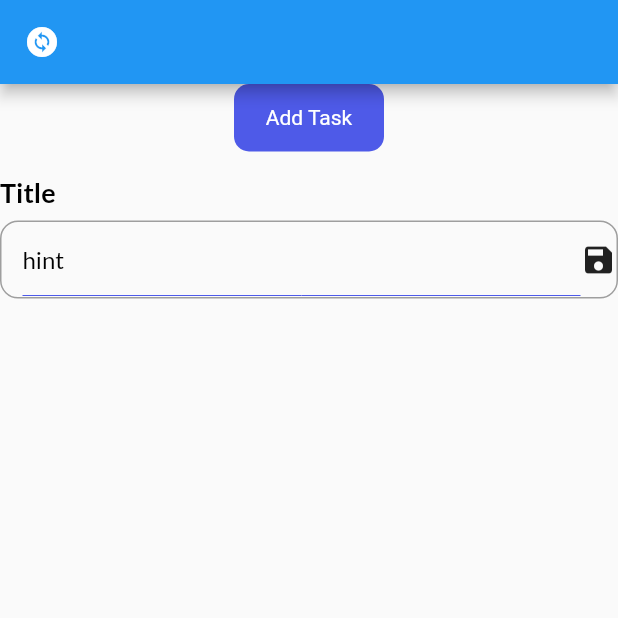
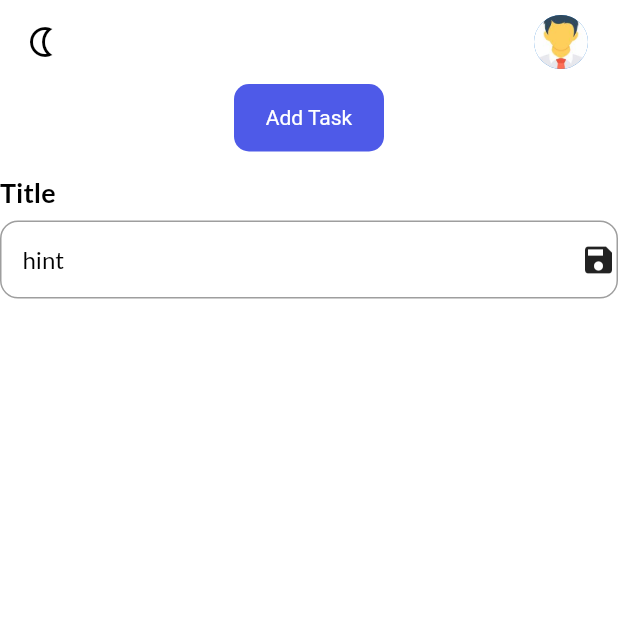
Before and after one commit to AbdArrahmanD/todo, a Flutter app: the HomePage screen opened directly, on a phone screen of 412 x 824 dp, the top half of it. Run offline on Flutter 3.47's test engine with Material 2 defaults, Android fonts, the phone set to English and light mode, and no system bars; our stand-ins replace get, get_storage, google_fonts; accounts and stored records are empty.

Commit message:
designing AppBar

```diff
--- a/lib/main.dart
+++ b/lib/main.dart
@@ -1,8 +1,8 @@
 import 'package:flutter/material.dart';
 import 'package:get/get.dart';
+import 'package:todo/views/pages/home_page.dart';
 
 import 'services/theme_services.dart';
-import 'views/pages/add_task_page.dart';
 import 'views/theme.dart';
 
 void main() {
@@ -20,6 +20,6 @@ class MyApp extends StatelessWidget {
         themeMode: ThemeServices().theme,
         title: 'ToDo',
         debugShowCheckedModeBanner: false,
-        home: const AddTaskPage());
+        home: const HomePage());
   }
 }
--- a/lib/views/pages/home_page.dart
+++ b/lib/views/pages/home_page.dart
@@ -1,11 +1,11 @@
 import 'package:flutter/material.dart';
 import 'package:get/get.dart';
+import 'package:todo/services/theme_services.dart';
+import 'package:todo/views/pages/add_task_page.dart';
+import 'package:todo/views/theme.dart';
 import '../size_config.dart';
 import '../widgets/button.dart';
 import '../widgets/input_field.dart';
-
-import '../../services/theme_services.dart';
-import 'notification_screen.dart';
 
 class HomePage extends StatefulWidget {
   const HomePage({Key? key}) : super(key: key);
@@ -19,16 +19,8 @@ class _HomePageState extends State<HomePage> {
   Widget build(BuildContext context) {
     SizeConfig().init(context);
     return Scaffold(
-      appBar: AppBar(
-        leading: IconButton(
-          icon: const Icon(Icons.change_circle),
-          onPressed: () {
-            ThemeServices().switchThemeMode();
-            Get.to(() =>
-                const NotificationScreen(payLoad: 'Title|Description|20/10'));
-          },
-        ),
-      ),
+      backgroundColor: context.theme.backgroundColor,
+      appBar: appBar(),
       body: Container(
           child: SingleChildScrollView(
         child: Column(
@@ -36,7 +28,9 @@ class _HomePageState extends State<HomePage> {
           children: [
             MyButton(
               label: 'Add Task',
-              onTap: () {},
+              onTap: () {
+                Get.to(() => const AddTaskPage());
+              },
             ),
             const InputField(
               title: 'Title',
@@ -48,4 +42,29 @@ class _HomePageState extends State<HomePage> {
       )),
     );
   }
+
+  AppBar appBar() => AppBar(
+        actions: const [
+          CircleAvatar(
+            backgroundImage: AssetImage(
+              'assets/images/person.jpeg',
+            ),
+            radius: 18,
+          ),
+          SizedBox(width: 20),
+        ],
+        elevation: 0,
+        centerTitle: true,
+        backgroundColor: Theme.of(context).backgroundColor,
+        leading: IconButton(
+          icon: Icon(
+            Get.isDarkMode
+                ? Icons.wb_sunny_outlined
+                : Icons.nightlight_outlined,
+            color: Get.isDarkMode ? Colors.white : Colors.black,
+            size: 24,
+          ),
+          onPressed: () => ThemeServices().switchThemeMode(),
+        ),
+      );
 }
--- a/lib/views/theme.dart
+++ b/lib/views/theme.dart
@@ -13,7 +13,7 @@ const Color darkHeaderClr = Color(0xFF424242);
 class Themes {
   static final light = ThemeData(
     primaryColor: primaryClr,
-    backgroundColor: primaryClr,
+    backgroundColor: Colors.white,
     brightness: Brightness.light,
   );
 
```
Also changed, not shown: lib/views/pages/add_task_page.dart (+25 -1 lines).
